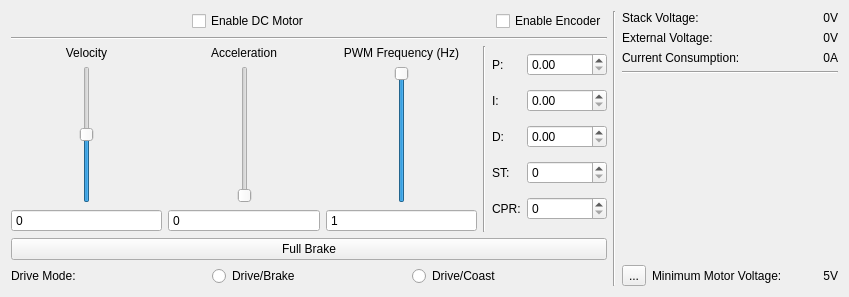
This is src/brickv/plugin_system/plugins/dc/ui/dc.ui in Tinkerforge/brickv as Qt 5 draws it before an edit. The edited form follows.
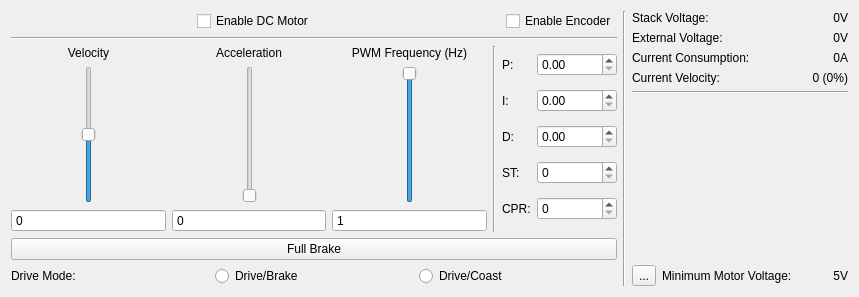
This is the edited form. Custom widgets are drawn as their Qt base class.

Commit message: dc: Add current velocity label with percent value

```diff
--- a/src/brickv/plugin_system/plugins/dc/ui/dc.ui
+++ b/src/brickv/plugin_system/plugins/dc/ui/dc.ui
@@ -6,7 +6,7 @@
    <rect>
     <x>0</x>
     <y>0</y>
-    <width>849</width>
+    <width>859</width>
     <height>297</height>
    </rect>
   </property>
@@ -607,6 +607,27 @@
          </item>
         </layout>
        </item>
+       <item>
+        <layout class="QHBoxLayout" name="horizontalLayout_8">
+         <item>
+          <widget class="QLabel" name="label">
+           <property name="text">
+            <string>Current Velocity:</string>
+           </property>
+          </widget>
+         </item>
+         <item>
+          <widget class="QLabel" name="current_velocity_label">
+           <property name="text">
+            <string>0 (0%)</string>
+           </property>
+           <property name="alignment">
+            <set>Qt::AlignRight|Qt::AlignTrailing|Qt::AlignVCenter</set>
+           </property>
+          </widget>
+         </item>
+        </layout>
+       </item>
        <item>
         <widget class="Line" name="line">
          <property name="orientation">
@@ -614,6 +635,29 @@
          </property>
         </widget>
        </item>
+       <item>
+        <spacer name="verticalSpacer_2">
+         <property name="orientation">
+          <enum>Qt::Vertical</enum>
+         </property>
+         <property name="sizeHint" stdset="0">
+          <size>
+           <width>20</width>
+           <height>40</height>
+          </size>
+         </property>
+        </spacer>
+       </item>
+       <item>
+        <widget class="SpeedoMeter" name="speedometer" native="true">
+         <property name="minimumSize">
+          <size>
+           <width>0</width>
+           <height>20</height>
+          </size>
+         </property>
+        </widget>
+       </item>
        <item>
         <spacer name="verticalSpacer">
          <property name="orientation">
@@ -667,6 +711,14 @@
    </item>
   </layout>
  </widget>
+ <customwidgets>
+  <customwidget>
+   <class>SpeedoMeter</class>
+   <extends>QWidget</extends>
+   <header location="global">brickv.plugin_system.plugins.dc.speedometer</header>
+   <container>1</container>
+  </customwidget>
+ </customwidgets>
  <resources/>
  <connections/>
 </ui>
```
The commit also changes 1 other file.
